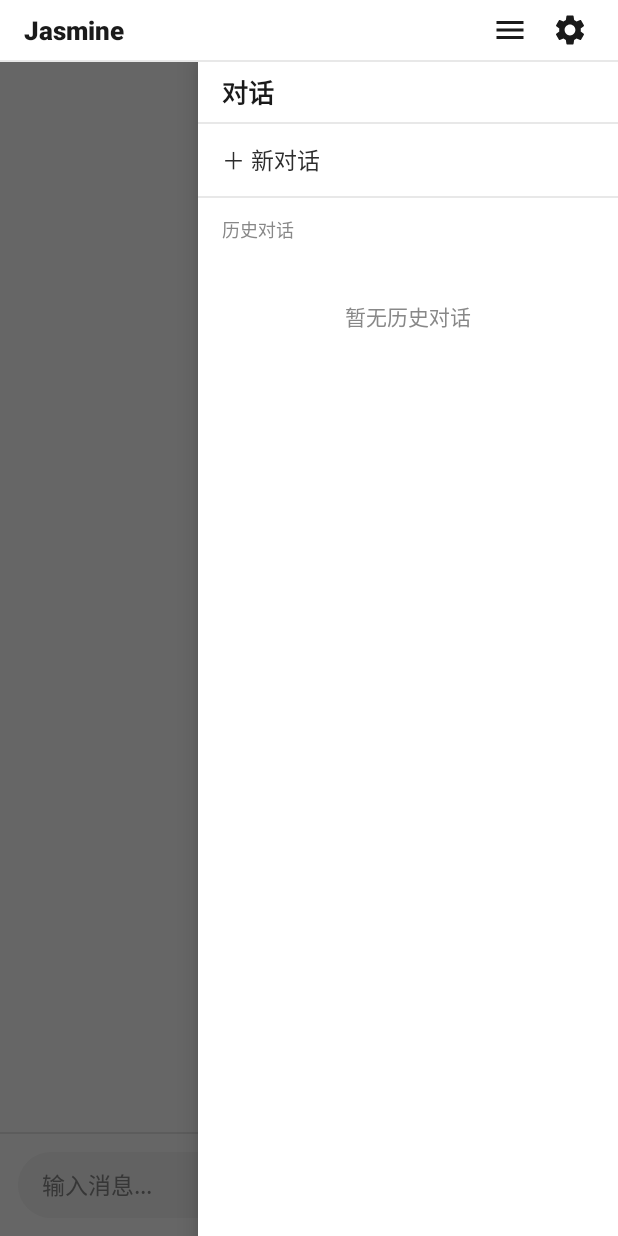
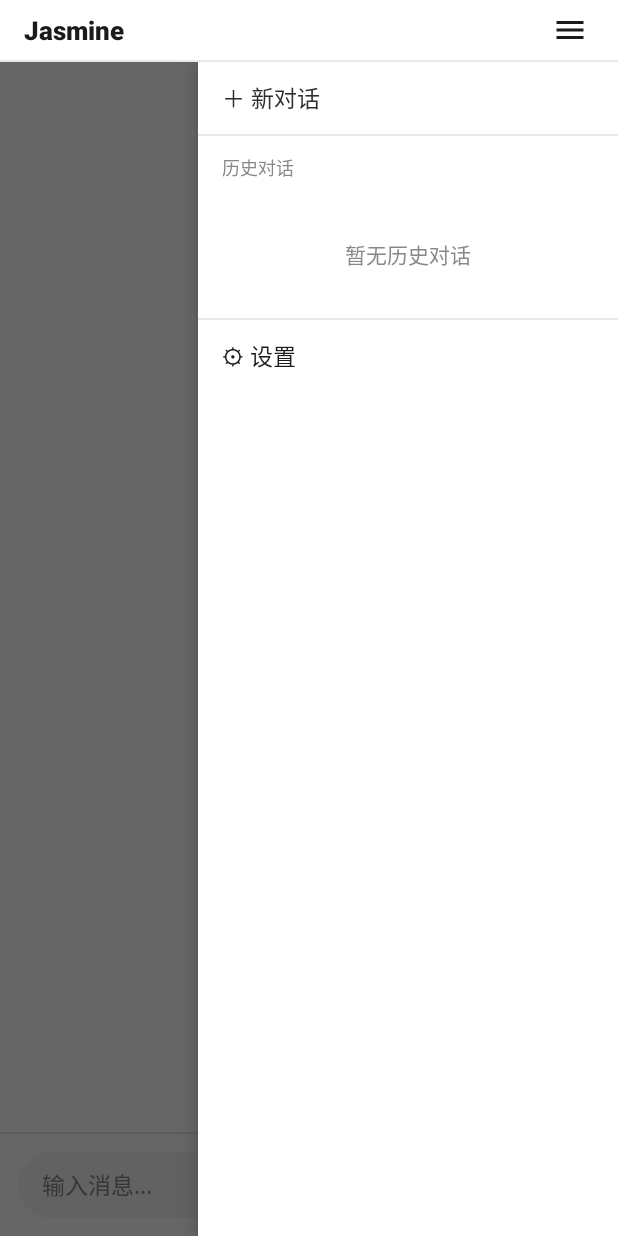
Before and after one commit to weiyuhl/Jasmine36, an Android app: the screen it shows after launch (MainActivity), with the side drawer open, on a phone screen of 412 x 824 dp. Run offline under Robolectric (Android 15) with nearby library versions, the light colour scheme and no system bars; our stand-ins replace Room's generated code.

Commit message:
侧边栏去掉标题，设置移到侧边栏底部，优化滑动区域

```diff
--- a/app/src/main/java/com/lhzkml/jasmine/MainActivity.kt
+++ b/app/src/main/java/com/lhzkml/jasmine/MainActivity.kt
@@ -72,8 +72,24 @@ class MainActivity : AppCompatActivity() {
         findViewById<ImageButton>(R.id.btnDrawer).setOnClickListener {
             drawerLayout.openDrawer(Gravity.END)
         }
-        findViewById<ImageButton>(R.id.btnSettings).setOnClickListener {
+
+        // 侧边栏底部：设置
+        findViewById<TextView>(R.id.btnSettings).setOnClickListener {
             startActivity(Intent(this, SettingsActivity::class.java))
+            drawerLayout.closeDrawer(Gravity.END)
+        }
+
+        // 设置右侧边缘滑动区域为屏幕高度的一半（居中）
+        try {
+            val draggerField = drawerLayout.javaClass.getDeclaredField("mRightDragger")
+            draggerField.isAccessible = true
+            val dragger = draggerField.get(drawerLayout)
+            val edgeField = dragger.javaClass.getDeclaredField("mEdgeSize")
+            edgeField.isAccessible = true
+            val displayHeight = resources.displayMetrics.heightPixels
+            edgeField.setInt(dragger, displayHeight / 2)
+        } catch (_: Exception) {
+            // 反射失败时使用默认边缘大小
         }
 
         // 侧边栏：新对话
--- a/app/src/main/res/layout/activity_main.xml
+++ b/app/src/main/res/layout/activity_main.xml
@@ -29,20 +29,9 @@
             android:id="@+id/btnDrawer"
             android:layout_width="32dp"
             android:layout_height="32dp"
-            android:layout_marginEnd="8dp"
             android:src="@drawable/ic_menu"
             android:background="@android:color/transparent"
             android:contentDescription="打开侧边栏"
-            android:scaleType="centerInside"
-            android:stateListAnimator="@null" />
-
-        <ImageButton
-            android:id="@+id/btnSettings"
-            android:layout_width="32dp"
-            android:layout_height="32dp"
-            android:src="@drawable/ic_settings"
-            android:background="@android:color/transparent"
-            android:contentDescription="设置"
             android:scaleType="centerInside"
             android:stateListAnimator="@null" />
     </LinearLayout>
@@ -152,27 +141,6 @@
             android:orientation="vertical"
             android:background="@color/white">
 
-            <!-- 侧边栏标题 -->
-            <LinearLayout
-                android:layout_width="match_parent"
-                android:layout_height="40dp"
-                android:gravity="center_vertical"
-                android:paddingHorizontal="16dp">
-
-                <TextView
-                    android:layout_width="wrap_content"
-                    android:layout_height="wrap_content"
-                    android:text="对话"
-                    android:textSize="17sp"
-                    android:textColor="@color/text_primary"
-                    android:textStyle="bold" />
-            </LinearLayout>
-
-            <View
-                android:layout_width="match_parent"
-                android:layout_height="1dp"
-                android:background="@color/divider" />
-
             <!-- 新对话按钮 -->
             <TextView
                 android:id="@+id/btnNewChat"
@@ -223,6 +191,25 @@
                 android:clipToPadding="false"
                 android:paddingHorizontal="8dp" />
 
+            <View
+                android:layout_width="match_parent"
+                android:layout_height="1dp"
+                android:background="@color/divider" />
+
+            <!-- 设置入口 -->
+            <TextView
+                android:id="@+id/btnSettings"
+                android:layout_width="match_parent"
+                android:layout_height="48dp"
+                android:gravity="center_vertical"
+                android:paddingHorizontal="16dp"
+                android:text="⚙ 设置"
+                android:textSize="15sp"
+                android:textColor="@color/text_primary"
+                android:clickable="true"
+                android:focusable="true"
+                android:background="?attr/selectableItemBackground" />
+
         </LinearLayout>
 
     </androidx.drawerlayout.widget.DrawerLayout>
```
